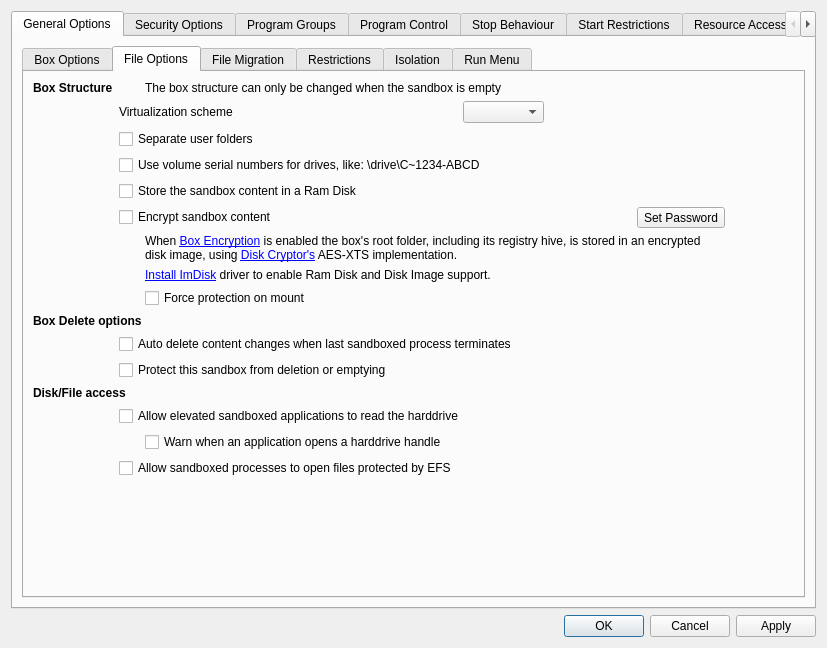
Old version of the form SandboxiePlus/SandMan/Forms/OptionsWindow.ui in the repository sandboxie-plus/Sandboxie.
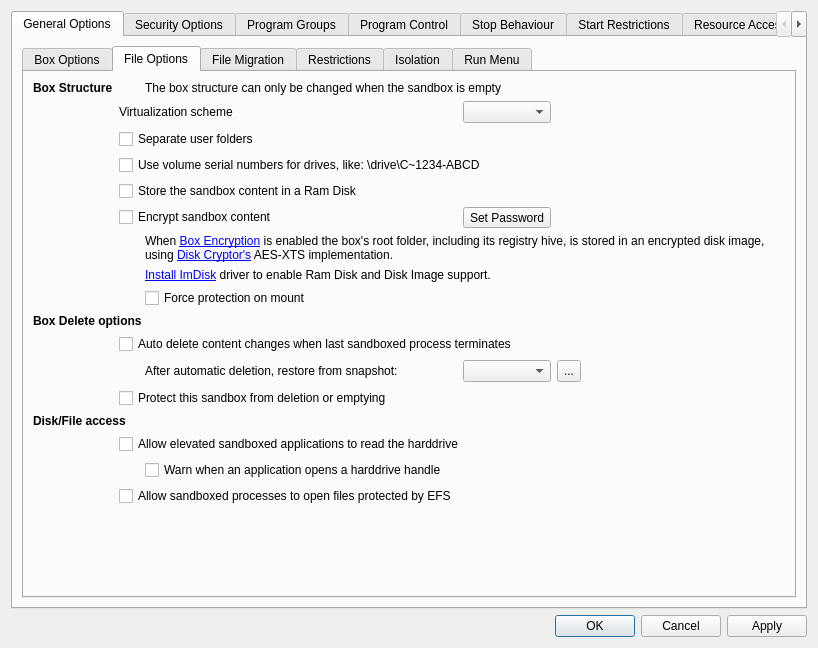
New version of the form. The open tabs and pages were chosen to show the change.

Commit message:
Add auto-delete snapshot restore preference
Introduces `AutoDeleteSnapshotTarget` to choose whether sandbox auto-delete restores the active or default snapshot, and applies it consistently in both synchronous and asynchronous cleanup paths. SandMan now exposes this in box options, adds quick access to Snapshot Manager, and adds refresh behavior/UI updates in the snapshots window to keep snapshot state current.

Patch:
```diff
--- a/SandboxiePlus/SandMan/Forms/OptionsWindow.ui
+++ b/SandboxiePlus/SandMan/Forms/OptionsWindow.ui
@@ -401,6 +401,54 @@
                  </property>
                 </widget>
                </item>
+               <item row="11" column="2">
+                <widget class="QLabel" name="lblAutoDeleteSnapshot">
+                 <property name="text">
+                  <string>After automatic deletion, restore from snapshot:</string>
+                 </property>
+                 <property name="buddy">
+                  <cstring>cmbAutoDeleteSnapshot</cstring>
+                 </property>
+                </widget>
+               </item>
+               <item row="11" column="3">
+                <widget class="QComboBox" name="cmbAutoDeleteSnapshot"/>
+               </item>
+               <item row="11" column="4">
+                <widget class="QToolButton" name="btnAutoDeleteSnapshots">
+                 <property name="sizePolicy">
+                  <sizepolicy hsizetype="Minimum" vsizetype="Fixed">
+                   <horstretch>0</horstretch>
+                   <verstretch>0</verstretch>
+                  </sizepolicy>
+                 </property>
+                 <property name="maximumSize">
+                  <size>
+                   <width>32</width>
+                   <height>32</height>
+                  </size>
+                 </property>
+                 <property name="toolTip">
+                  <string>Open Snapshot Manager</string>
+                 </property>
+                 <property name="text">
+                  <string>...</string>
+                 </property>
+                </widget>
+               </item>
+               <item row="11" column="5">
+                <spacer name="horizontalSpacerAutoDeleteSnapshot">
+                 <property name="orientation">
+                  <enum>Qt::Orientation::Horizontal</enum>
+                 </property>
+                 <property name="sizeHint" stdset="0">
+                  <size>
+                   <width>40</width>
+                   <height>20</height>
+                  </size>
+                 </property>
+                </spacer>
+               </item>
                <item row="0" column="0">
                 <widget class="QLabel" name="lblStructure">
                  <property name="font">
@@ -414,7 +462,7 @@
                  </property>
                 </widget>
                </item>
-               <item row="11" column="1" colspan="6">
+               <item row="12" column="1" colspan="6">
                 <widget class="QCheckBox" name="chkProtectBox">
                  <property name="toolTip">
                   <string>Partially checked means prevent box removal but not content deletion.</string>
@@ -437,7 +485,7 @@
                  </property>
                 </widget>
                </item>
-               <item row="16" column="1">
+               <item row="17" column="1">
                 <spacer name="verticalSpacer_2">
                  <property name="orientation">
                   <enum>Qt::Orientation::Vertical</enum>
@@ -504,21 +552,27 @@
                  </property>
                 </widget>
                </item>
-               <item row="5" column="5">
+               <item row="5" column="3">
                 <widget class="QToolButton" name="btnPassword">
+                 <property name="sizePolicy">
+                  <sizepolicy hsizetype="Preferred" vsizetype="Fixed">
+                   <horstretch>0</horstretch>
+                   <verstretch>0</verstretch>
+                  </sizepolicy>
+                 </property>
                  <property name="text">
                   <string>Set Password</string>
                  </property>
                 </widget>
                </item>
-               <item row="5" column="1" colspan="4">
+               <item row="5" column="1" colspan="2">
                 <widget class="QCheckBox" name="chkEncrypt">
                  <property name="text">
                   <string>Encrypt sandbox content</string>
                  </property>
                 </widget>
                </item>
-               <item row="14" column="2" colspan="5">
+               <item row="15" column="2" colspan="5">
                 <widget class="QCheckBox" name="chkRawDiskNotify">
                  <property name="text">
                   <string>Warn when an application opens a harddrive handle</string>
@@ -538,14 +592,14 @@
                  </property>
                 </widget>
                </item>
-               <item row="13" column="1" colspan="6">
+               <item row="14" column="1" colspan="6">
                 <widget class="QCheckBox" name="chkRawDiskRead">
                  <property name="text">
                   <string>Allow elevated sandboxed applications to read the harddrive</string>
                  </property>
                 </widget>
                </item>
-               <item row="12" column="0" colspan="2">
+               <item row="13" column="0" colspan="2">
                 <widget class="QLabel" name="lblRawDisk">
                  <property name="font">
                   <font>
@@ -558,7 +612,7 @@
                  </property>
                 </widget>
                </item>
-               <item row="14" column="1">
+               <item row="15" column="1">
                 <widget class="QLabel" name="label_37">
                  <property name="maximumSize">
                   <size>
@@ -578,7 +632,7 @@
                  </property>
                 </widget>
                </item>
-               <item row="16" column="2" colspan="5">
+               <item row="17" column="2" colspan="5">
                 <spacer name="horizontalSpacer_4">
                  <property name="orientation">
                   <enum>Qt::Orientation::Horizontal</enum>
@@ -591,7 +645,7 @@
                  </property>
                 </spacer>
                </item>
-               <item row="15" column="1" colspan="2">
+               <item row="16" column="1" colspan="2">
                 <widget class="QCheckBox" name="chkAllowEfs">
                  <property name="text">
                   <string>Allow sandboxed processes to open files protected by EFS</string>
```
Left out of the diff: 8 changed lines with no effect on the pictures. The commit also changes 13 other files.
